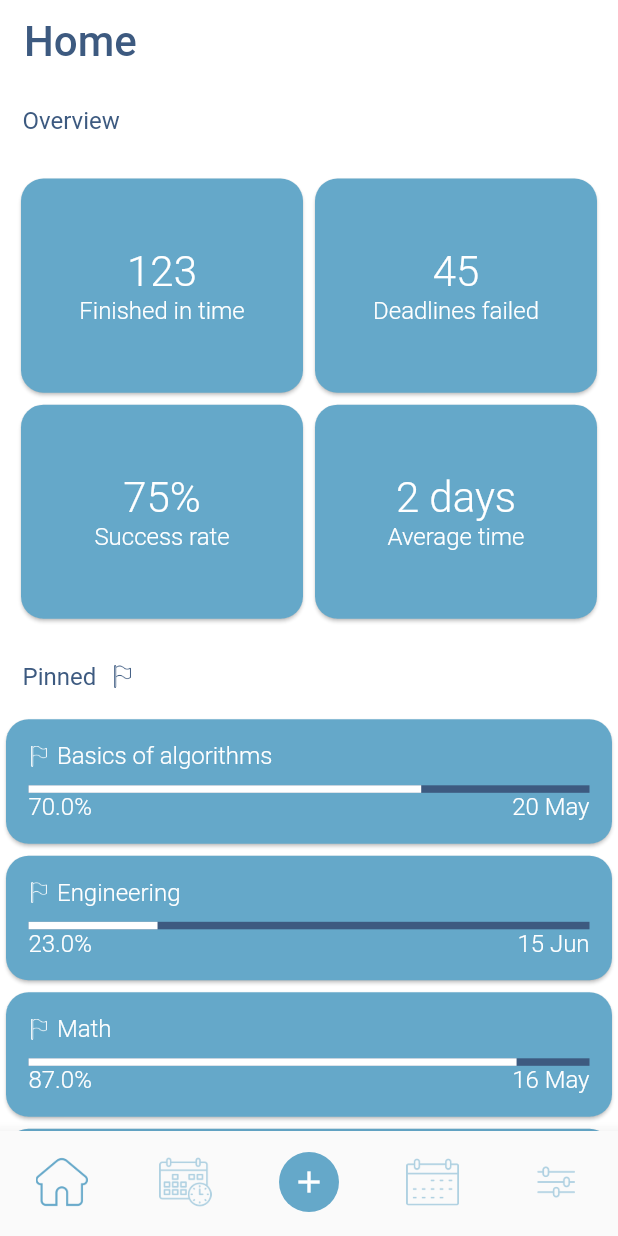
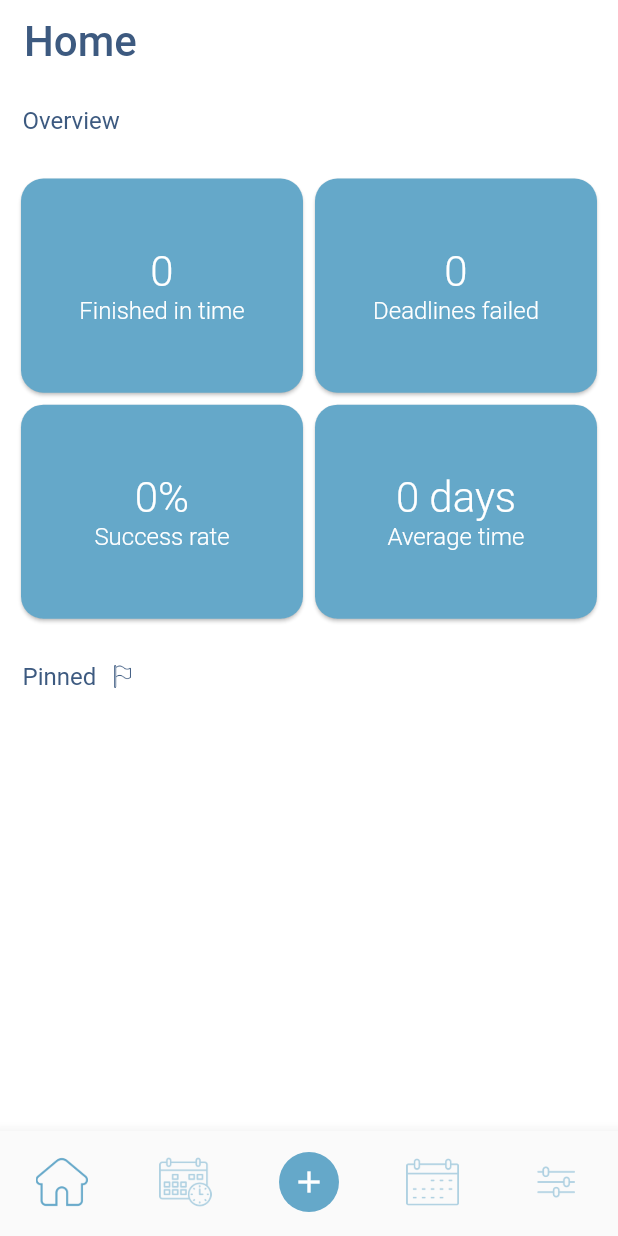
Before and after one commit to MiksaMalaksa/Practise-project, a Flutter app: the screen it shows after launch, on a phone screen of 412 x 824 dp. Run offline on Flutter 3.47's test engine with Material 2 defaults, Android fonts, the phone set to English and light mode, and no system bars; our stand-ins replace bloc, dartz, equatable, flutter_bloc, fluttertoast, get_it and 1 more; accounts and stored records are empty; Roboto replaces fonts that are missing (Nunito); statements that could not run were skipped.

Commit message:
Update deadline

```diff
--- a/dead_notes/lang/en.json
+++ b/dead_notes/lang/en.json
@@ -32,5 +32,7 @@
   "notes": "Notes",
   "cancel": "Cancel",
   "add_one_task": "Add at least one task",
-  "deadline_updated": "Deadline was updated"
+  "deadline_updated": "Deadline was updated",
+  "note_updated": "Note was updated",
+  "deadline_list_empty": "Deadline list is empty"
 }
--- a/dead_notes/lang/ru.json
+++ b/dead_notes/lang/ru.json
@@ -32,5 +32,7 @@
   "notes": "Заметки",
   "cancel": "Отменить",
   "add_one_task": "Добавьте хотя бы одну задачу",
-  "deadline_updated": "Дедлайн обновлен"
+  "deadline_updated": "Дедлайн обновлен",
+  "note_updated": "Заметка обновлена",
+  "deadline_list_empty": "Список дедлайнов пуст"
 }
--- a/dead_notes/lib/features/Deadline/domain/entities/deadline.dart
+++ b/dead_notes/lib/features/Deadline/domain/entities/deadline.dart
@@ -7,7 +7,9 @@ class Deadline extends Equatable {
   final String title;
   final String text;
   final DateTime creationTime;
+  final DateTime modificationTime;
   final DateTime deadlineTime;
+  final DateTime? finishTime;
   final List<Task> tasks;
 
   final bool isFavorite;
@@ -18,20 +20,24 @@ class Deadline extends Equatable {
     required this.title,
     required this.text,
     required this.creationTime,
+    required this.modificationTime,
     required this.deadlineTime,
+    this.finishTime,
     required this.tasks,
     required this.isFavorite,
     required this.color,
   });
 
   @override
-  List<Object> get props {
+  List<Object?> get props {
     return [
       id,
       title,
       text,
       creationTime,
+      modificationTime,
       deadlineTime,
+      finishTime,
       tasks,
       isFavorite,
       color,
--- a/dead_notes/lib/features/Deadline/presentation/blocs/deadline_bloc.dart
+++ b/dead_notes/lib/features/Deadline/presentation/blocs/deadline_bloc.dart
@@ -50,6 +50,7 @@ class DeadlineBloc extends Bloc<DeadlineEvent, DeadlineState> {
       title: event.title,
       text: event.text,
       creationTime: event.creationTime,
+      modificationTime: event.creationTime,
       deadlineTime: event.deadlineTime,
       tasks: event.tasks,
       isFavorite: false,
@@ -97,7 +98,9 @@ class DeadlineBloc extends Bloc<DeadlineEvent, DeadlineState> {
           title: event.title,
           text: event.text,
           creationTime: event.creationTime,
+          modificationTime: event.modificationTime,
           deadlineTime: event.deadlineTime,
+          finishTime: event.finishTime,
           tasks: event.tasks,
           isFavorite: event.isFavorite,
           color: event.color,
--- a/dead_notes/lib/features/Deadline/presentation/blocs/deadline_event.dart
+++ b/dead_notes/lib/features/Deadline/presentation/blocs/deadline_event.dart
@@ -4,7 +4,7 @@ abstract class DeadlineEvent extends Equatable {
   const DeadlineEvent();
 
   @override
-  List<Object> get props => [];
+  List<Object?> get props => [];
 }
 
 class AddDeadlineEvent extends DeadlineEvent {
@@ -46,7 +46,9 @@ class EditDeadlineEvent extends DeadlineEvent {
   final Color color;
   final bool isFavorite;
   final DateTime creationTime;
+  final DateTime modificationTime;
   final DateTime deadlineTime;
+  final DateTime? finishTime;
   final List<Task> tasks;
 
   const EditDeadlineEvent({
@@ -56,12 +58,14 @@ class EditDeadlineEvent extends DeadlineEvent {
     required this.color,
     required this.isFavorite,
     required this.creationTime,
+    required this.modificationTime,
     required this.deadlineTime,
+    this.finishTime,
     required this.tasks,
   });
 
   @override
-  List<Object> get props => [id, title, text, color, deadlineTime, tasks];
+  List<Object?> get props => [id, title, text, color, deadlineTime, modificationTime, finishTime, tasks];
 }
 
 class GetDeadlinesEvent extends DeadlineEvent {
--- a/dead_notes/lib/features/Deadline/presentation/view/deadline_list_page.dart
+++ b/dead_notes/lib/features/Deadline/presentation/view/deadline_list_page.dart
@@ -49,6 +49,7 @@ class DeadlineListPageState extends State<DeadlineListPage> {
                       text: deadline.text,
                       color: deadline.color,
                       creationTime: deadline.creationTime,
+                      modificationTime: deadline.modificationTime,
                       deadlineTime: deadline.deadlineTime,
                       tasks: deadline.tasks,
                       isFavorite: !deadline.isFavorite,
@@ -90,7 +91,7 @@ class DeadlineListPageState extends State<DeadlineListPage> {
                   },
                   child: Container(
                     margin: const EdgeInsets.symmetric(vertical: 5, horizontal: 15),
-                    padding: const EdgeInsets.symmetric(horizontal: 10, vertical: 15),
+                    padding: const EdgeInsets.symmetric(horizontal: 15, vertical: 25),
                     width: MediaQuery.of(context).size.width,
                     decoration: BoxDecoration(
                       borderRadius: BorderRadius.circular(15),
--- a/dead_notes/lib/features/Home/presentation/view/home_page.dart
+++ b/dead_notes/lib/features/Home/presentation/view/home_page.dart
@@ -1,4 +1,7 @@
+import 'package:dead_notes/features/Deadline/presentation/blocs/deadline_bloc.dart';
+import 'package:dead_notes/features/Deadline/presentation/view/deadline_page.dart';
 import 'package:dead_notes/features/Home/presentation/bloc/home_bloc.dart';
+import 'package:dead_notes/features/injection.dart';
 import 'package:dead_notes/localization/app_localization_constants.dart';
 import 'package:dead_notes/widgets/widgets.dart';
 import 'package:flutter/material.dart';
@@ -13,15 +16,39 @@ class HomePage extends StatefulWidget {
 }
 
 class HomePageState extends State<HomePage> {
+  final DeadlineBloc _bloc = sl.get<DeadlineBloc>();
+
+  @override
+  void initState() {
+    _bloc.add(const GetDeadlinesEvent());
+    super.initState();
+  }
+
   @override
   Widget build(BuildContext context) {
-    return BlocProvider(
-      create: (context) => HomeBloc(),
-      child: BlocBuilder<HomeBloc, HomeState>(
+    return BlocBuilder<DeadlineBloc, DeadlineState>(
+      bloc: _bloc,
       builder: (context, state) {
+        int finishedInTime = 0;
+        int failed = 0;
+        int successRate = 0;
+        int avDays = 0;
+        if (state is Loaded) {
+          finishedInTime = state.deadlines.where((e) => e.finishTime != null && e.deadlineTime.compareTo(e.finishTime!) >= 0).toList().length;
+          failed = state.deadlines.where((e) => (e.finishTime != null && e.deadlineTime.compareTo(e.finishTime!) < 0) || (e.tasks.where((t) => !t.isDone).isNotEmpty && e.deadlineTime.compareTo(DateTime.now()) < 0)).toList().length;
+          successRate = finishedInTime > 0 ? (finishedInTime/(finishedInTime + failed) * 100).round() : 0;
+          List<int> days = [];
+          for (int i = 0; i < state.deadlines.length; i++) {
+            if (state.deadlines[i].finishTime != null) {
+              days.add(state.deadlines[i].finishTime!.difference(state.deadlines[i].creationTime).inDays);
+            }
+          }
+          if (days.isNotEmpty) avDays = (days.reduce((a, b) => a + b) / days.length).round();
+        }
+
         return Scaffold(
           appBar: TopBar(title: homeLocalize(context),),
-            body: ListView(
+          body: (state is Loaded) ? ListView(
             shrinkWrap: true,
             children: [
               Padding(
@@ -35,10 +62,10 @@ class HomePageState extends State<HomePage> {
                 shrinkWrap: true,
                 childAspectRatio: 1.3,
                 children: [
-                    _overviewItem('123', finishedInTimeLocalize(context)),
-                    _overviewItem('45', deadlinesFailedLocalize(context)),
-                    _overviewItem('75%', successRateLocalize(context)),
-                    _overviewItem('2 ${daysLocalize(context).toLowerCase()}', averageTimeLocalize(context)),
+                  _overviewItem(finishedInTime.toString(), finishedInTimeLocalize(context)),
+                  _overviewItem(failed.toString(), deadlinesFailedLocalize(context)),
+                  _overviewItem('$successRate%', successRateLocalize(context)),
+                  _overviewItem('$avDays ${daysLocalize(context).toLowerCase()}', averageTimeLocalize(context)),
                 ],
               ),
               Padding(
@@ -51,19 +78,20 @@ class HomePageState extends State<HomePage> {
                   ],
                 )
               ),
-                ...[
-                  _pinnedItem(value: 'Basics of algorithms', percentage: 70, dateTime: DateTime(2023, 5, 20)),
-                  _pinnedItem(value: 'Engineering', percentage: 23, dateTime: DateTime(2023, 6, 15)),
-                  _pinnedItem(value: 'Math', percentage: 87, dateTime: DateTime(2023, 5, 16)),
-                  _pinnedItem(value: 'Basics of algorithms', percentage: 70, dateTime: DateTime(2023, 5, 20)),
-                  _pinnedItem(value: 'Engineering', percentage: 23, dateTime: DateTime(2023, 6, 15)),
-                  _pinnedItem(value: 'Math', percentage: 87, dateTime: DateTime(2023, 5, 16)),
-                ]
+              ...List.generate(state.deadlines.length, (index) {
+                if (!state.deadlines[index].isFavorite) return Container();
+                double percentage = (state.deadlines[index].tasks.where((e) => e.isDone).toList().length / state.deadlines[index].tasks.length) * 100;
+                return GestureDetector(
+                  onTap: () {
+                    Navigator.of(context).push(MaterialPageRoute(builder: (context) => DeadlinePage(deadline: state.deadlines[index],))).then((value) => _bloc.add(const GetDeadlinesEvent()));
+                  },
+                  child: _pinnedItem(value: state.deadlines[index].title, percentage: percentage, dateTime: state.deadlines[index].deadlineTime, color: state.deadlines[index].color),
+                );
+              }),
             ],
-            ),
+          ) : Container(),
         );
       },
-      ),
     );
   }
 
@@ -89,9 +117,13 @@ class HomePageState extends State<HomePage> {
   Widget _pinnedItem({
     required String value,
     required double percentage,
-    required DateTime dateTime,}) {
-    return Card(
-      color: Theme.of(context).primaryColor,
+    required DateTime dateTime,
+    Color? color,
+  }) {
+    return Container(
+      margin: const EdgeInsets.symmetric(horizontal: 10),
+      child: Card(
+        color: color ?? Theme.of(context).primaryColor,
         shape: RoundedRectangleBorder(
           borderRadius: BorderRadius.circular(15),
         ),
@@ -120,13 +152,14 @@ class HomePageState extends State<HomePage> {
               Row(
                 mainAxisAlignment: MainAxisAlignment.spaceBetween,
                 children: [
-                Text('$percentage%', style: Theme.of(context).textTheme.titleMedium?.copyWith(color: Colors.white, fontWeight: FontWeight.w300),),
+                  Text('${percentage.toStringAsPrecision(4)}%', style: Theme.of(context).textTheme.titleMedium?.copyWith(color: Colors.white, fontWeight: FontWeight.w300),),
                   Text(DateFormat('dd MMM').format(dateTime), style: Theme.of(context).textTheme.titleMedium?.copyWith(color: Colors.white, fontWeight: FontWeight.w300),),
                 ],
               )
             ],
           ),
         ),
+      ),
     );
   }
 }
--- a/dead_notes/lib/theme/app_theme_data.dart
+++ b/dead_notes/lib/theme/app_theme_data.dart
@@ -37,6 +37,7 @@ class AppThemeData {
       bodyMedium: TextStyle(
         color: Colors.white,
         fontSize: 16.0,
+        fontFamily: 'Nunito',
       ),
     ),
   );
@@ -75,6 +76,7 @@ class AppThemeData {
       bodyMedium: TextStyle(
         color: Colors.white,
         fontSize: 16.0,
+        fontFamily: 'Nunito',
       ),
     ),
   );
```
Also changed, not shown: dead_notes/lib/features/Deadline/data/models/deadline_model.dart (+11 -0 lines), dead_notes/lib/features/Deadline/presentation/view/deadline_page.dart (+14 -8 lines), dead_notes/lib/features/Note/presentation/view/note_list_page.dart (+7 -1 lines), dead_notes/lib/features/Note/presentation/view/note_page.dart (+40 -7 lines), dead_notes/lib/localization/app_localization_constants.dart (+8 -0 lines), 1 other file. Lines whose indentation alone changed are shown as unchanged.
